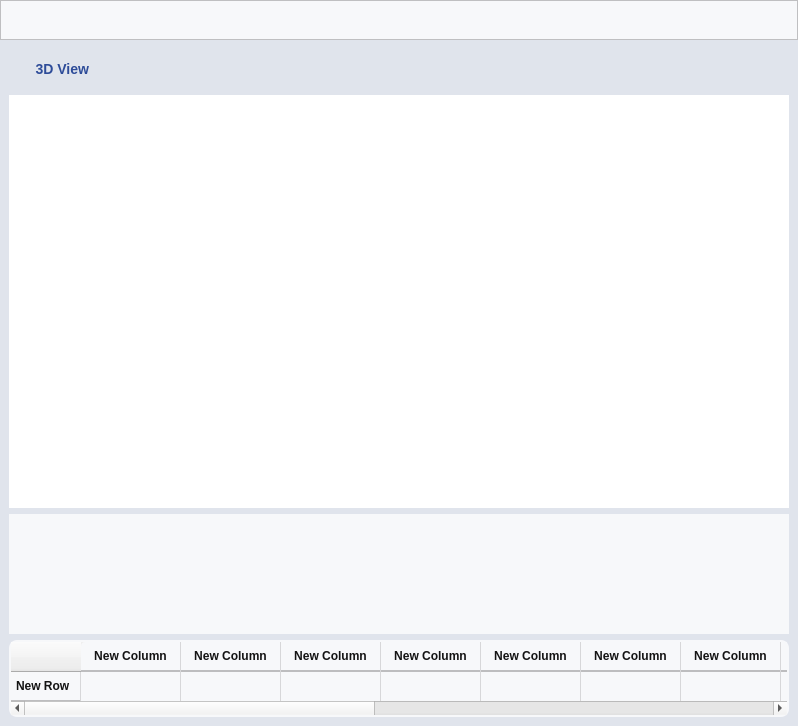
This is UIFiles/image_viewer.ui in DORSA-co/MSC_Conveyor as Qt 5 draws it before an edit. The edited form follows.
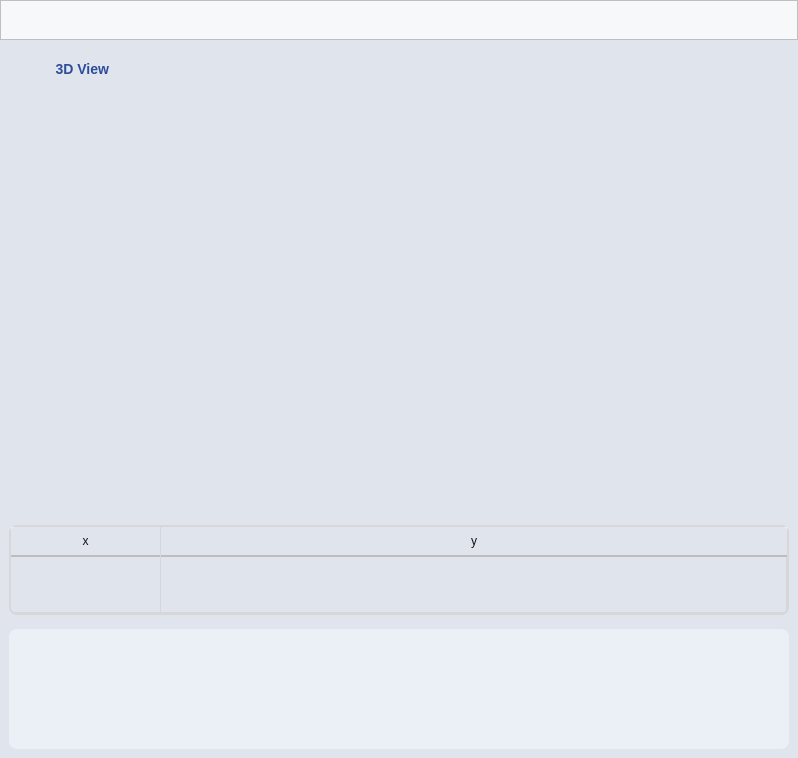
This is the edited form. Icons and pictures are not drawn. Custom widgets are drawn as their Qt base class.

Commit message: add step 4 and step 5 in algorithm settings page

Diff of the .ui file:
```diff
--- a/UIFiles/image_viewer.ui
+++ b/UIFiles/image_viewer.ui
@@ -7,7 +7,7 @@
     <x>0</x>
     <y>0</y>
     <width>798</width>
-    <height>726</height>
+    <height>758</height>
    </rect>
   </property>
   <property name="windowTitle">
@@ -32,20 +32,19 @@
 /************************************************************/
 
 QTableWidget {
-    background-color: #F7F8FA;
+    background-color: transparent;
 	gridline-color: #D7D7D9;
 	color: rgb(20, 20, 20);
-	border: 2px solid #F7F8FA;
+	border: 2px solid #D7D7D9;
 	border-radius: 8px;
 }
 
 QHeaderView::section {
-    background-color: #F7F8FA;
+    background-color: #E0E4EC;
     padding: 5px;
 	border-top-left-radius: 0px;
 	border-bottom: 2px solid #BDBDBF;
 	border-right: 1px solid #D7D7D9;
-	font-weight: bold;
 	color: rgb(20, 20, 20);
 }
 
@@ -75,6 +74,88 @@
 
 /************************************************************/
 
+QScrollBar:vertical {
+    border: none;
+    background: #F7F8FA;
+    width: 10px;
+    border-radius: 4px;
+}
+
+QScrollBar::handle:vertical {
+    background: #D7D7D9;
+    min-height: 20px;
+    border-radius: 4px;
+}
+
+QScrollBar::add-line:vertical {
+    border: none;
+    background: #F7F8FA;
+    height: 20px;
+    subcontrol-position: bottom;
+    subcontrol-origin: margin;
+}
+
+QScrollBar::sub-line:vertical {
+    border: none;
+    background: #F7F8FA;
+    height: 20px;
+    subcontrol-position: top;
+    subcontrol-origin: margin;
+}
+
+QScrollBar::up-arrow:vertical, QScrollBar::down-arrow:vertical {
+    border: none;
+    width: 3px;
+    height: 3px;
+    background: transparent;
+}
+
+QScrollBar::add-page:vertical, QScrollBar::sub-page:vertical {
+    background: none;
+}
+
+QScrollBar:horizontal {
+    border: none;
+    background: #F7F8FA;
+    height: 10px;
+    border-radius: 4px;
+}
+
+QScrollBar::handle:horizontal {
+    background: #D7D7D9;
+    min-width: 20px;
+    border-radius: 4px;
+}
+
+QScrollBar::add-line:horizontal {
+    border: none;
+    background: #F7F8FA;
+    width: 20px;
+    subcontrol-position: right;
+    subcontrol-origin: margin;
+}
+
+QScrollBar::sub-line:horizontal {
+    border: none;
+    background: #F7F8FA;
+    width: 20px;
+    subcontrol-position: left;
+    subcontrol-origin: margin;
+}
+
+QScrollBar::left-arrow:horizontal, QScrollBar::right-arrow:horizontal {
+    border: none;
+    width: 3px;
+    height: 3px;
+    background: transparent;
+}
+
+QScrollBar::add-page:horizontal, QScrollBar::sub-page:horizontal {
+    background: none;
+}
+
+/************************************************************/
+
 #top_frame{
 	background-color: #F7F8FA;
 }
@@ -87,19 +168,14 @@
 	background-color: #E0E4EC;
 }
 
-#tile_image_frame
-{
-	background-color: #F7F8FA;
-	border:1px solid #D7D7D9;
-}
-
 #tiles_scrollArea{
-	background-color: #F7F8FA;
-	border:None;
+	background-color: #ebf0f7;
+	border: 2px solid #ebf0f7;
+	border-radius: 8px;
 }
 
 #tiles_frame{
-	background-color: #F7F8FA;
+	background-color: #ebf0f7;
 	border:None;
 }
 </string>
@@ -268,6 +344,24 @@
        <layout class="QVBoxLayout" name="verticalLayout_2">
         <item alignment="Qt::AlignLeft">
          <widget class="QPushButton" name="view_3d_btn">
+          <property name="sizePolicy">
+           <sizepolicy hsizetype="Fixed" vsizetype="Fixed">
+            <horstretch>0</horstretch>
+            <verstretch>0</verstretch>
+           </sizepolicy>
+          </property>
+          <property name="minimumSize">
+           <size>
+            <width>100</width>
+            <height>40</height>
+           </size>
+          </property>
+          <property name="maximumSize">
+           <size>
+            <width>100</width>
+            <height>40</height>
+           </size>
+          </property>
           <property name="cursor">
            <cursorShape>PointingHandCursor</cursorShape>
           </property>
@@ -277,8 +371,8 @@
 	background-color: transparent;
 	color:  rgba(46, 76, 153, 255);
 	border-radius: 20px;
-	min-width: 80;
-	max-width: 80;
+	min-width: 100;
+	max-width: 100;
 	min-height: 40;
 	max-height: 40;
 	font-size: 14px;
@@ -310,8 +404,8 @@
           </property>
           <property name="iconSize">
            <size>
-            <width>20</width>
-            <height>20</height>
+            <width>30</width>
+            <height>30</height>
            </size>
           </property>
          </widget>
@@ -324,8 +418,86 @@
             <height>413</height>
            </size>
           </property>
+          <property name="styleSheet">
+           <string notr="true">background-color: transparent;</string>
+          </property>
          </widget>
         </item>
+        <item>
+         <widget class="QTableWidget" name="viewer_defect_table">
+          <property name="sizePolicy">
+           <sizepolicy hsizetype="Expanding" vsizetype="Fixed">
+            <horstretch>0</horstretch>
+            <verstretch>0</verstretch>
+           </sizepolicy>
+          </property>
+          <property name="minimumSize">
+           <size>
+            <width>0</width>
+            <height>90</height>
+           </size>
+          </property>
+          <property name="maximumSize">
+           <size>
+            <width>16777215</width>
+            <height>90</height>
+           </size>
+          </property>
+          <attribute name="horizontalHeaderDefaultSectionSize">
+           <number>150</number>
+          </attribute>
+          <attribute name="horizontalHeaderStretchLastSection">
+           <bool>true</bool>
+          </attribute>
+          <attribute name="verticalHeaderVisible">
+           <bool>false</bool>
+          </attribute>
+          <attribute name="verticalHeaderStretchLastSection">
+           <bool>true</bool>
+          </attribute>
+          <row>
+           <property name="text">
+            <string>New Row</string>
+           </property>
+          </row>
+          <column>
+           <property name="text">
+            <string>x</string>
+           </property>
+          </column>
+          <column>
+           <property name="text">
+            <string>y</string>
+           </property>
+          </column>
+          <item row="0" column="0">
+           <property name="text">
+            <string/>
+           </property>
+          </item>
+          <item row="0" column="1">
+           <property name="text">
+            <string/>
+           </property>
+          </item>
+         </widget>
+        </item>
+        <item>
+         <spacer name="verticalSpacer">
+          <property name="orientation">
+           <enum>Qt::Vertical</enum>
+          </property>
+          <property name="sizeType">
+           <enum>QSizePolicy::Fixed</enum>
+          </property>
+          <property name="sizeHint" stdset="0">
+           <size>
+            <width>20</width>
+            <height>8</height>
+           </size>
+          </property>
+         </spacer>
+        </item>
         <item>
          <widget class="QScrollArea" name="tiles_scrollArea">
           <property name="sizePolicy">
@@ -354,8 +526,8 @@
             <rect>
              <x>0</x>
              <y>0</y>
-             <width>780</width>
-             <height>120</height>
+             <width>776</width>
+             <height>116</height>
             </rect>
            </property>
            <layout class="QHBoxLayout" name="horizontalLayout">
@@ -376,90 +548,6 @@
           </widget>
          </widget>
         </item>
-        <item>
-         <widget class="QTableWidget" name="viewer_defect_table">
-          <row>
-           <property name="text">
-            <string>New Row</string>
-           </property>
-          </row>
-          <column>
-           <property name="text">
-            <string>New Column</string>
-           </property>
-          </column>
-          <column>
-           <property name="text">
-            <string>New Column</string>
-           </property>
-          </column>
-          <column>
-           <property name="text">
-            <string>New Column</string>
-           </property>
-          </column>
-          <column>
-           <property name="text">
-            <string>New Column</string>
-           </property>
-          </column>
-          <column>
-           <property name="text">
-            <string>New Column</string>
-           </property>
-          </column>
-          <column>
-           <property name="text">
-            <string>New Column</string>
-           </property>
-          </column>
-          <column>
-           <property name="text">
-            <string>New Column</string>
-           </property>
-          </column>
-          <column>
-           <property name="text">
-            <string>New Column</string>
-           </property>
-          </column>
-          <column>
-           <property name="text">
-            <string>New Column</string>
-           </property>
-          </column>
-          <column>
-           <property name="text">
-            <string>New Column</string>
-           </property>
-          </column>
-          <column>
-           <property name="text">
-            <string>New Column</string>
-           </property>
-          </column>
-          <column>
-           <property name="text">
-            <string>New Column</string>
-           </property>
-          </column>
-          <column>
-           <property name="text">
-            <string>New Column</string>
-           </property>
-          </column>
-          <column>
-           <property name="text">
-            <string>New Column</string>
-           </property>
-          </column>
-          <column>
-           <property name="text">
-            <string>New Column</string>
-           </property>
-          </column>
-         </widget>
-        </item>
        </layout>
       </widget>
      </widget>
```
Left out of the diff: 6 changed lines with no effect on the pictures. The commit also changes 258 other files.
